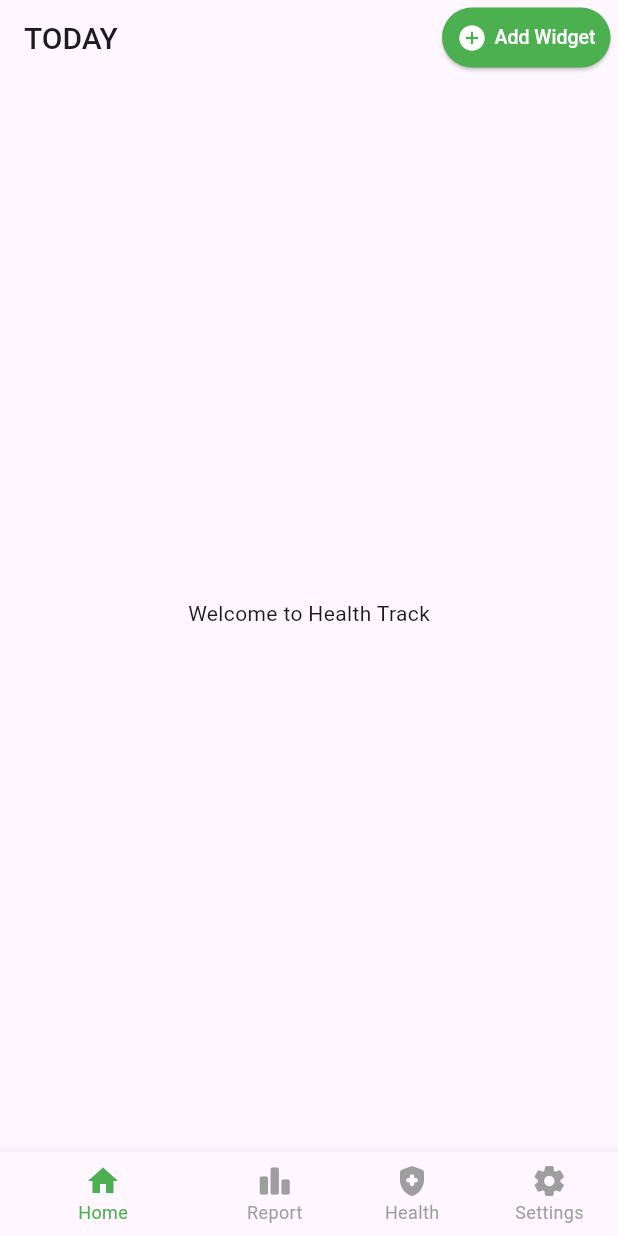
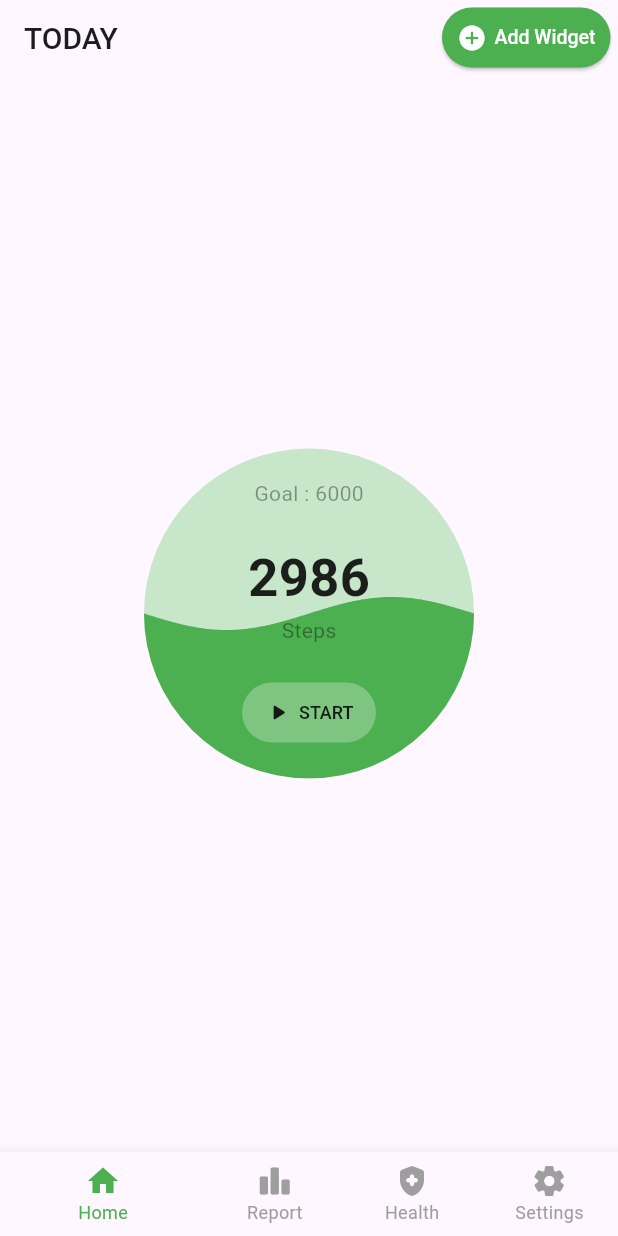
Before and after one commit to joharkhan99/healthtrack, a Flutter app: the screen it shows after launch, on a phone screen of 412 x 824 dp. Run offline on Flutter 3.47's test engine with Material 3 defaults, Android fonts, the phone set to English and light mode, and no system bars; our stand-ins replace liquid_progress_indicator_v2.

Commit message:
Added Liquid Progress indicator

```diff
--- a/lib/src/screens/pedometer_home_screen.dart
+++ b/lib/src/screens/pedometer_home_screen.dart
@@ -1,6 +1,7 @@
 import 'package:flutter/material.dart';
 import 'package:healthtrack/src/widgets/pedometer_appbar.dart';
 import 'package:healthtrack/src/widgets/pedometer_bottom_navigation.dart';
+import 'package:healthtrack/src/widgets/pedometer_liquid_progress.dart';
 
 class HomeScreen extends StatelessWidget {
   const HomeScreen({super.key});
@@ -11,7 +12,10 @@ class HomeScreen extends StatelessWidget {
       appBar: PedometerAppBar(),
       bottomNavigationBar: PedoMeterBottomNavigation(),
       body: Center(
-        child: Text('Welcome to Health Track'),
+        child: Column(
+          mainAxisAlignment: MainAxisAlignment.center,
+          children: [PedometerLiquidProgress()],
+        ),
       ),
     );
   }
--- /dev/null
+++ b/lib/src/widgets/pedometer_liquid_progress.dart
@@ -0,0 +1,87 @@
+import 'package:flutter/material.dart';
+import 'package:liquid_progress_indicator_v2/liquid_progress_indicator.dart';
+
+class PedometerLiquidProgress extends StatelessWidget {
+  const PedometerLiquidProgress({super.key});
+
+  @override
+  Widget build(BuildContext context) {
+    return SizedBox(
+      width: 220,
+      height: 220,
+      child: LiquidCircularProgressIndicator(
+        value: 0.5,
+        valueColor: const AlwaysStoppedAnimation(Colors.green),
+        backgroundColor: Colors.green.shade100,
+        direction: Axis.vertical,
+        center: Padding(
+          padding: const EdgeInsets.symmetric(horizontal: 2, vertical: 20),
+          child: Column(
+            mainAxisAlignment: MainAxisAlignment.spaceBetween,
+            children: [
+              const Text(
+                "Goal : 6000",
+                style: TextStyle(
+                  color: Color.fromARGB(100, 0, 0, 0),
+                  fontSize: 14,
+                  fontWeight: FontWeight.w400,
+                ),
+              ),
+              const Column(
+                mainAxisAlignment: MainAxisAlignment.center,
+                children: [
+                  Text(
+                    "2986",
+                    style: TextStyle(
+                      color: Colors.black87,
+                      fontSize: 35,
+                      fontWeight: FontWeight.bold,
+                    ),
+                  ),
+                  Text(
+                    "Steps",
+                    style: TextStyle(
+                      color: Color.fromARGB(100, 0, 0, 0),
+                      fontSize: 14,
+                      fontWeight: FontWeight.w400,
+                    ),
+                  ),
+                ],
+              ),
+              ElevatedButton(
+                style: ElevatedButton.styleFrom(
+                  backgroundColor: const Color.fromARGB(70, 255, 255, 255),
+                  foregroundColor: Colors.white,
+                  elevation: 0,
+                  padding: const EdgeInsets.symmetric(horizontal: 15, vertical: 4),
+                ),
+                onPressed: () {},
+                child: const Row(
+                  mainAxisSize: MainAxisSize.min,
+                  children: [
+                    Icon(
+                      Icons.play_arrow_rounded,
+                      // Icons.pause,
+                      size: 18,
+                      color: Colors.black87,
+                    ),
+                    SizedBox(width: 5),
+                    Text(
+                      'START',
+                      // 'PAUSE',
+                      style: TextStyle(
+                        fontSize: 12,
+                        fontWeight: FontWeight.w500,
+                        color: Colors.black87,
+                      ),
+                    ),
+                  ],
+                ),
+              ),
+            ],
+          ),
+        ),
+      ),
+    );
+  }
+}
--- a/pubspec.yaml
+++ b/pubspec.yaml
@@ -35,6 +35,7 @@ dependencies:
   # The following adds the Cupertino Icons font to your application.
   # Use with the CupertinoIcons class for iOS style icons.
   cupertino_icons: ^1.0.2
+  liquid_progress_indicator_v2: ^0.5.0
 
 dev_dependencies:
   flutter_test:
```
Also changed, not shown: pubspec.lock.
